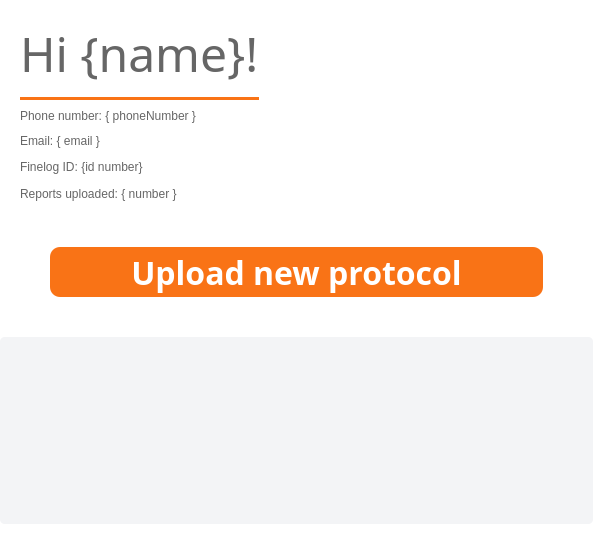
This is userpanel.ui in Ph4sm4/FinelogApp as Qt 5 draws it before an edit. The edited form follows.
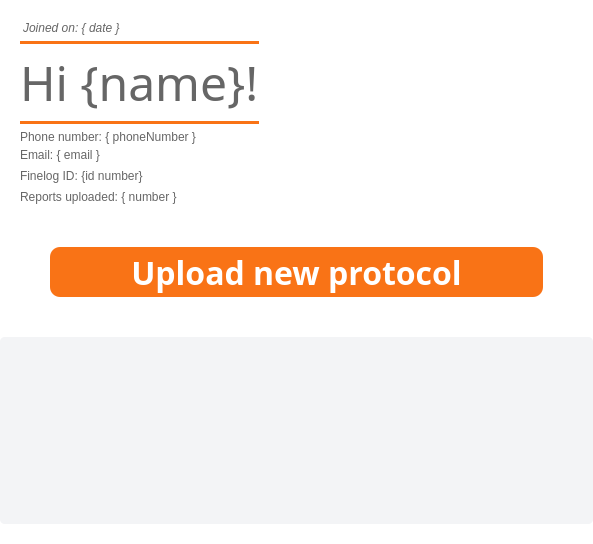
This is the edited form. Icons and pictures are not drawn.

Diff of the .ui file:
```diff
--- a/userpanel.ui
+++ b/userpanel.ui
@@ -119,6 +119,25 @@
            <property name="spacing">
             <number>0</number>
            </property>
+           <item>
+            <widget class="QLabel" name="joinedOnLabel">
+             <property name="font">
+              <font>
+               <italic>true</italic>
+              </font>
+             </property>
+             <property name="styleSheet">
+              <string notr="true">QLabel {
+background: transparent;
+color: rgb(102, 102, 102);
+margin-bottom: 5px;
+}</string>
+             </property>
+             <property name="text">
+              <string>Joined on: { date }</string>
+             </property>
+            </widget>
+           </item>
            <item>
             <widget class="QLabel" name="hiLabel">
              <property name="font">
@@ -132,7 +151,8 @@
 background: transparent;
 color: rgb(102, 102, 102);
 border-bottom: 3px solid rgb(249, 115, 22);
-padding-bottom: 10px;
+border-top: 3px solid rgb(249, 115, 22);
+padding: 5px 0;
 }</string>
              </property>
              <property name="text">
```
Left out of the diff: 4 changed lines with no effect on the pictures.
